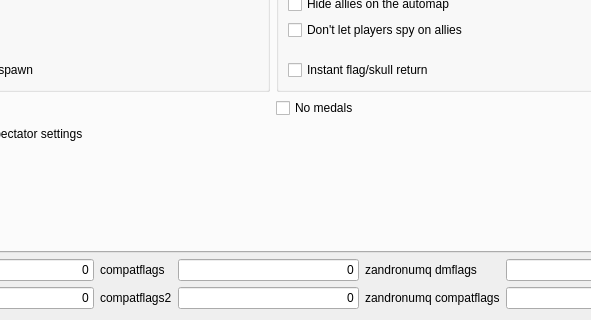
drfrag666/doomseeker-unofficial, file src/plugins/zandronumq/createserverdialogpages/flagspage.ui: the form before one commit; both pictures show x 154 to 745 and y 201 to 521 of the 853 by 521 pixel window.
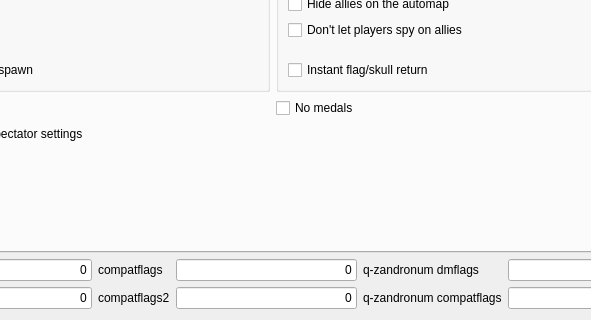
The form after the commit. Custom widgets are drawn as their Qt base class.

Commit message: Replace zandronumq with q-zandronum where applicable

```diff
--- a/src/plugins/zandronumq/createserverdialogpages/flagspage.ui
+++ b/src/plugins/zandronumq/createserverdialogpages/flagspage.ui
@@ -1820,7 +1820,7 @@
      <item row="0" column="4">
       <widget class="QLabel" name="label_5">
        <property name="text">
-        <string>zandronumq dmflags</string>
+        <string>q-zandronum dmflags</string>
        </property>
       </widget>
      </item>
@@ -1861,7 +1861,7 @@
      <item row="1" column="4">
       <widget class="QLabel" name="label_4">
        <property name="text">
-        <string>zandronumq compatflags</string>
+        <string>q-zandronum compatflags</string>
        </property>
       </widget>
      </item>
```
The commit also changes 15 other files.
